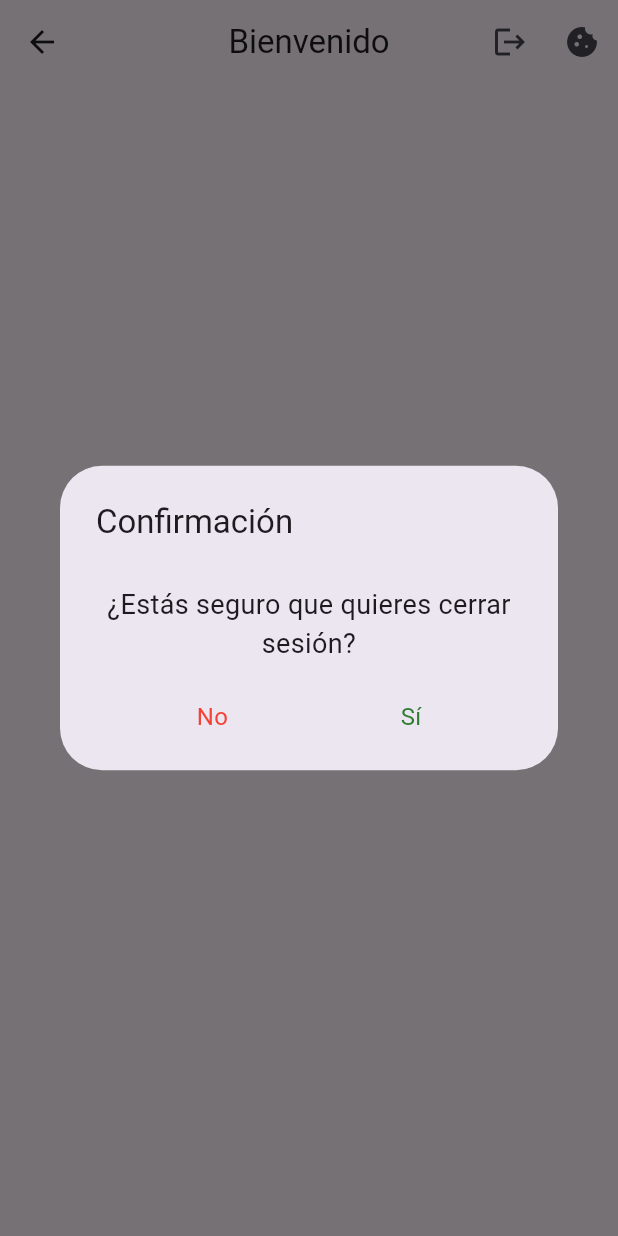
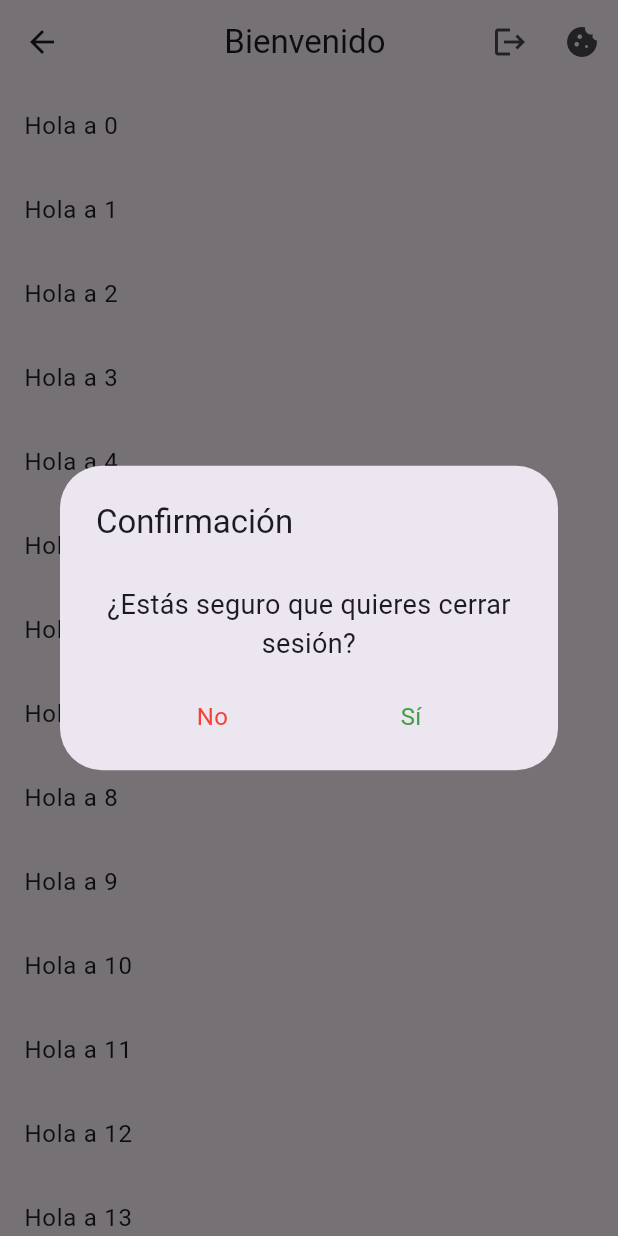
Before and after one commit to Frn1/Aplicaciones-DAP, a Flutter app: the WelcomeScreen screen opened directly with empty values, after a tap on the "logout" icon, on a phone screen of 412 x 824 dp. Run offline on Flutter 3.47's test engine with Material 3 defaults, Android fonts, the phone set to English and light mode, and no system bars; our stand-ins replace go_router.

Commit message:
Empezar con lo de las listas

```diff
--- a/App login UI/lib/presentation/screens/login.dart
+++ b/App login UI/lib/presentation/screens/login.dart
@@ -2,7 +2,7 @@ import 'package:app_login_ui/core/router.dart';
 import 'package:flutter/material.dart';
 
 const allowedUsers = ["ale", "fran", "alan"];
-const allowedPasswords = ["terrenator", ":3", "anal"];
+const allowedPasswords = ["terrenator", ":3", "hola"];
 
 // ignore: must_be_immutable
 class LoginScreen extends StatelessWidget {
--- a/App login UI/lib/presentation/screens/welcome.dart
+++ b/App login UI/lib/presentation/screens/welcome.dart
@@ -12,7 +12,7 @@ class WelcomeScreen extends StatelessWidget {
   Widget build(BuildContext context) {
     return Scaffold(
       appBar: AppBar(
-        title: const Text('Bienvenido'),
+        title: Text('Bienvenido $user'),
         actions: [
           IconButton(
             onPressed: () {
@@ -61,7 +61,7 @@ class WelcomeScreen extends StatelessWidget {
                             "Sí",
                             style: TextStyle(
                               fontSize: 16,
-                              color: Colors.green[800],
+                              color: Colors.green[600],
                             ),
                             textAlign: TextAlign.center,
                           ),
@@ -103,15 +103,9 @@ class WelcomeScreen extends StatelessWidget {
         ],
         centerTitle: true,
       ),
-      body: SafeArea(
-        child: Center(
-          child: Text(
-            'Hola $user',
-            style: const TextStyle(
-              fontSize: 24,
-            ),
-            textAlign: TextAlign.center,
-          ),
+      body: ListView.builder(
+        itemBuilder: (context, index) => ListTile(
+          title: Text("Hola a $index"),
         ),
       ),
     );
--- a/App login UI/pubspec.yaml
+++ b/App login UI/pubspec.yaml
@@ -17,6 +17,7 @@ dev_dependencies:
   flutter_test:
     sdk: flutter
   flutter_lints: ^3.0.0
+  flutter_launcher_icons: ^0.13.1
   # riverpod_generator: ^2.4.0
   # build_runner: ^2.4.9
   # custom_lint: ^0.6.4
@@ -24,3 +25,8 @@ dev_dependencies:
 
 flutter:
   uses-material-design: true
+
+flutter_launcher_icons:
+  image_path: "assets/icon/icon.png"
+  android: true
+  ios: true
```
Also changed, not shown: App login UI/assets/icon/icon.png (added), App login UI/pubspec.lock, 1 other file.
